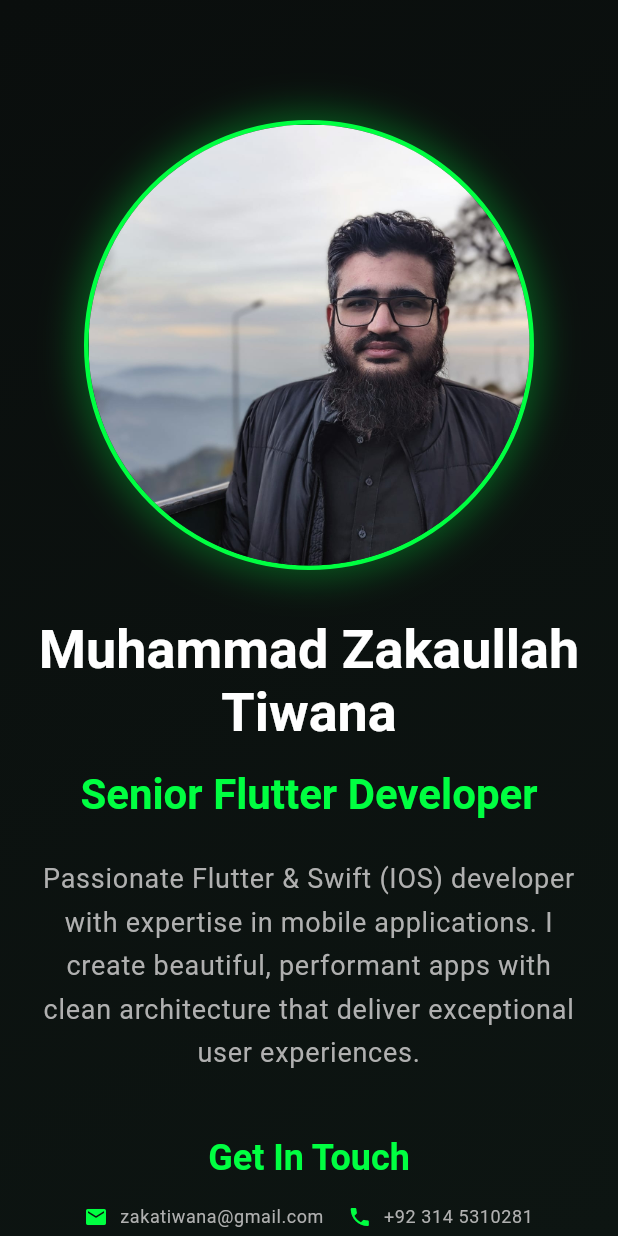
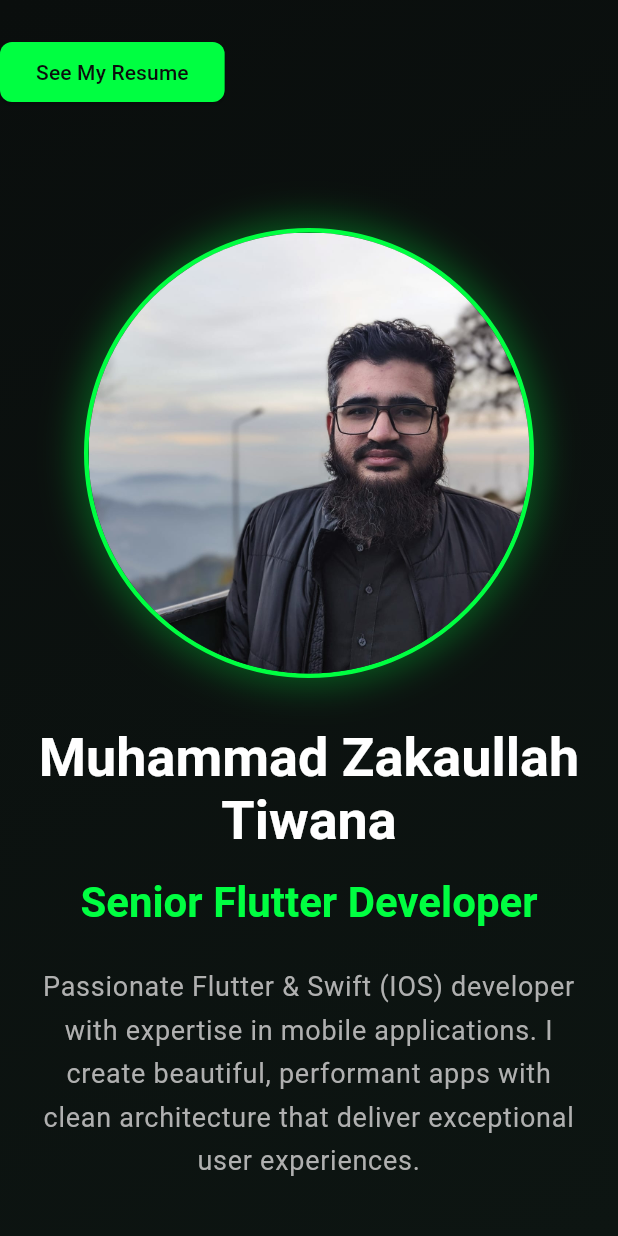
Before and after one commit to ZakaTiwana/portfolio, a Flutter app: the screen it shows after launch, on a phone screen of 412 x 824 dp. Run offline on Flutter 3.47's test engine with Material 3 defaults, Android fonts, the phone set to English and light mode, and no system bars; our stand-ins replace flutter_riverpod, go_router; missing offline and left inert: pdfrx, universal_html.

Commit message:
resume page implemented

```diff
--- a/lib/app.dart
+++ b/lib/app.dart
@@ -25,6 +25,7 @@ class _AppState extends ConsumerState<App> {
     final router = ref.watch(appRouterProvider);
     return MaterialApp.router(
       routerConfig: router,
+      debugShowCheckedModeBanner: false,
       title: appName,
       theme: appTheme,
     );
--- a/lib/constants/text.dart
+++ b/lib/constants/text.dart
@@ -35,6 +35,18 @@ class HomePageText {
   static const String projectsSubtitle = 'A showcase of my work';
   static const String viewOnGitHub = 'View on GitHub';
 
+  // Resume Section
+  static const String seeMyResume = 'See My Resume';
+  static const String downloadResume = 'Download Resume';
+  static const String backToHome = 'Back to Home';
+  static const String loadingResume = 'Loading Resume...';
+  static const String errorLoadingResume = 'Error loading resume';
+  static const String retry = 'Retry';
+  static const String unableToDownloadResume = 'Unable to download resume';
+  static const String resumePdf = 'Resume PDF';
+  static const String clickDownloadToView =
+      'Click the download button above to view or download the resume';
+
   // Project summaries (1-2 lines each)
   static const String dhaoAISummary =
       'AI-powered mobile app connecting users with intelligent agents. Built with Flutter, supporting Android and iOS with clean architecture.';
--- a/lib/constants/theme.dart
+++ b/lib/constants/theme.dart
@@ -26,10 +26,12 @@ final ThemeData appTheme = ThemeData(
   colorScheme: const ColorScheme.dark(
     primary: neonGreen,
     secondary: neonGreen,
+    tertiary: darkGreenTint,
     surface: darkBackground,
     background: darkBackground,
     onPrimary: darkBackground,
     onSecondary: darkBackground,
+    onTertiary: neonGreen,
     onSurface: white,
     onBackground: white,
   ),
@@ -58,4 +60,12 @@ final ThemeData appTheme = ThemeData(
     bodyMedium: TextStyle(fontSize: 16, color: lightGray),
     bodySmall: TextStyle(fontSize: 14, color: lightGray),
   ),
+
+  elevatedButtonTheme: ElevatedButtonThemeData(
+    style: ElevatedButton.styleFrom(
+      backgroundColor: neonGreen,
+      foregroundColor: darkBackground,
+      shape: RoundedRectangleBorder(borderRadius: BorderRadius.circular(8)),
+    ),
+  ),
 );
--- a/lib/gen/assets.gen.dart
+++ b/lib/gen/assets.gen.dart
@@ -322,13 +322,15 @@ class $AssetsProjectsLaafLightGen {
 class Assets {
   const Assets._();
 
+  static const String muhammadZakaullahResume =
+      'assets/Muhammad-Zakaullah-Resume.pdf';
   static const AssetGenImage profilePic = AssetGenImage(
     'assets/profile-pic.jpeg',
   );
   static const $AssetsProjectsGen projects = $AssetsProjectsGen();
 
   /// List of all assets
-  static List<AssetGenImage> get values => [profilePic];
+  static List<dynamic> get values => [muhammadZakaullahResume, profilePic];
 }
 
 class AssetGenImage {
--- a/lib/main.dart
+++ b/lib/main.dart
@@ -1,8 +1,11 @@
 import 'package:flutter/material.dart';
 import 'package:flutter_riverpod/flutter_riverpod.dart';
+import 'package:pdfrx/pdfrx.dart';
 
 import 'app.dart';
 
-void main() {
+void main() async {
+  WidgetsFlutterBinding.ensureInitialized();
+  pdfrxFlutterInitialize(dismissPdfiumWasmWarnings: true);
   runApp(ProviderScope(child: const App()));
 }
--- a/lib/pages/home/ui_home_page.dart
+++ b/lib/pages/home/ui_home_page.dart
@@ -1,6 +1,9 @@
 import 'package:flutter/material.dart';
 import 'package:flutter_riverpod/flutter_riverpod.dart';
+import 'package:portfolio_flutter_web/constants/breakpoints.dart';
 import '../../../common/widgets/home_background.dart';
+import '../../../constants/text.dart';
+import '../../../router/app_route.dart';
 import 'widgets/intro_section.dart';
 import 'widgets/projects_section.dart';
 
@@ -17,7 +20,28 @@ class _HomePageState extends ConsumerState<HomePage> {
     return Scaffold(
       body: HomeBackground(
         child: SingleChildScrollView(
-          child: Column(children: const [IntroSection(), ProjectsSection()]),
+          child: Column(
+            children: [
+              Container(
+                margin: const EdgeInsets.only(top: 24),
+                constraints: const BoxConstraints(
+                  maxWidth: Breakpoints.desktop,
+                ),
+                child: Row(
+                  mainAxisAlignment: MainAxisAlignment.start,
+                  children: [
+                    ElevatedButton(
+                      onPressed: () => AppRoute.resume.push(context),
+                      child: Text(HomePageText.seeMyResume),
+                    ),
+                    SizedBox(width: 64),
+                  ],
+                ),
+              ),
+              const IntroSection(),
+              const ProjectsSection(),
+            ],
+          ),
         ),
       ),
     );
--- a/lib/pages/home/widgets/contact_item.dart
+++ b/lib/pages/home/widgets/contact_item.dart
@@ -30,11 +30,11 @@ class ContactItem extends StatelessWidget {
         children: [
           Icon(icon, color: neonGreen, size: 16),
           const SizedBox(width: 8),
-          Text(
+          SelectableText(
             value,
             style: Theme.of(
               context,
-            ).textTheme.bodySmall?.copyWith(color: lightGray, fontSize: 12),
+            ).textTheme.bodyMedium?.copyWith(color: lightGray, fontSize: 14),
           ),
         ],
       ),
--- a/lib/pages/home/widgets/projects_section.dart
+++ b/lib/pages/home/widgets/projects_section.dart
@@ -13,7 +13,7 @@ class ProjectsSection extends ConsumerWidget {
     final projects = ref.watch(projectsProvider);
 
     return Container(
-      padding: const EdgeInsets.symmetric(vertical: 80, horizontal: 24),
+      padding: const EdgeInsets.symmetric(vertical: 40, horizontal: 24),
       child: Center(
         child: ConstrainedBox(
           constraints: const BoxConstraints(maxWidth: 1200),
--- a/lib/router/app_route.dart
+++ b/lib/router/app_route.dart
@@ -5,6 +5,7 @@ export 'package:go_router/go_router.dart';
 
 enum AppRoute {
   home(path: '/home'),
+  resume(path: '/resume'),
   error(path: '/error');
 
   const AppRoute({required this.path});
--- a/lib/router/router.dart
+++ b/lib/router/router.dart
@@ -4,6 +4,7 @@ import 'package:portfolio_flutter_web/router/app_route.dart';
 import '../app.dart';
 import '../pages/error/ui_error_page.dart';
 import '../pages/home/ui_home_page.dart';
+import '../pages/resume/ui_resume_page.dart';
 
 final appRouterProvider = Provider<GoRouter>((ref) {
   return GoRouter(
@@ -23,6 +24,10 @@ final appRouterProvider = Provider<GoRouter>((ref) {
         builder: (context, state) => const HomePage(),
       ),
       GoRoute(
+        path: AppRoute.resume.path,
+        builder: (context, state) => const ResumePage(),
+      ),
+      GoRoute(
         path: AppRoute.error.path,
         builder: (context, state) => const ErrorPage(),
       ),
--- a/pubspec.yaml
+++ b/pubspec.yaml
@@ -22,6 +22,10 @@ dependencies:
   # URL launcher for opening external links
   url_launcher: ^6.3.1
 
+  # PDF viewer
+  pdfrx: ^2.2.0
+  universal_html: ^2.2.4
+
 dev_dependencies:
   flutter_test:
     sdk: flutter
@@ -45,6 +49,7 @@ flutter:
     - assets/projects/NewImage/
     - assets/projects/Roomph/
     - assets/projects/TapPay/
+    - assets/Muhammad-Zakaullah-Resume.pdf
 
 # dart run build_runner build --build-filter="lib/assets/**" --build-filter="pubspec.yaml"
 # for only limiting to
@@ -54,7 +59,6 @@ flutter_gen:
 
   assets:
     exclude:
-      - assets/Muhammad Zakaullah Resume.pdf
       - assets/projects/**/summary.txt
       - pubspec.yaml
 
```
Also changed, not shown: lib/pages/resume/ui_resume_page.dart (added, +102 -0 lines), pubspec.lock, 2 other files.
